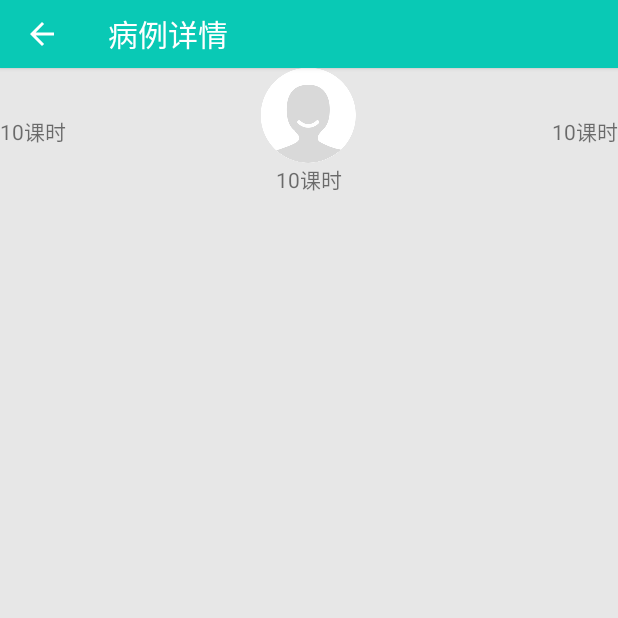
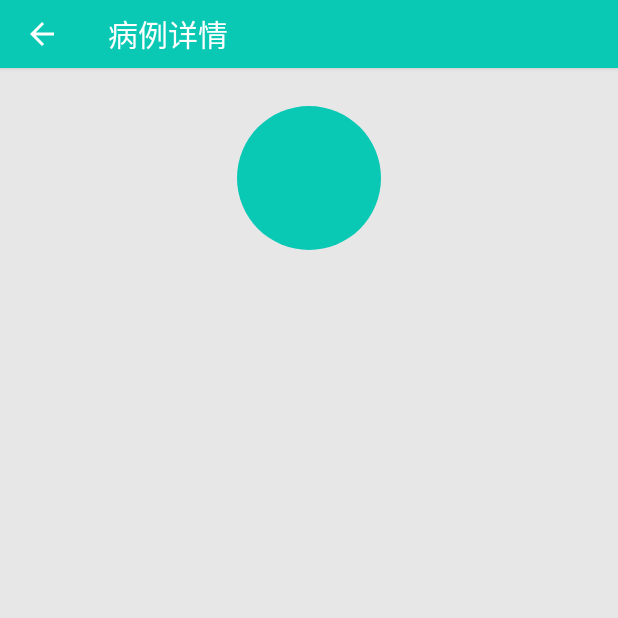
Before and after one commit to zhaozhonghua/mcsApp, an Android app: the CourseraActivity screen opened directly, with no data from a screen before it, on a phone screen of 412 x 824 dp, the top half of it. Run offline under Robolectric (Android 15) with nearby library versions, the phone set to English and light mode, and no system bars; our stand-ins replace Picasso; pictures from the network do not load.

Commit message:
fix 病例详情

```diff
--- a/app/src/main/java/com/hezy/live/ApiClient.java
+++ b/app/src/main/java/com/hezy/live/ApiClient.java
@@ -113,7 +113,7 @@ public class ApiClient {
         enqueue(request, responseCallback);
     }
 
-    public void encounters(int type, String token, Callback responseCallback){
+    public void encounters(int status, String token, Callback responseCallback){
         Log.d(tag, API_DOMAIN + "/encounter");
         Request request = get("http://" + API_DOMAIN + "/encounter", token);
         enqueue(request, responseCallback);
--- a/app/src/main/java/com/hezy/live/fragment/TabCourseraFragment.java
+++ b/app/src/main/java/com/hezy/live/fragment/TabCourseraFragment.java
@@ -47,6 +47,7 @@ public class TabCourseraFragment extends BaseFragment {
             @Override
             public void onItemClick(AdapterView<?> adapterView, View view, int i, long l) {
                 Encounter encounter = (Encounter) adapterView.getItemAtPosition(i);
+                Log.d("tag", encounter.registerCode);
                 startActivity(new Intent(getActivity(), CourseraActivity.class).putExtra("encounter", encounter));
             }
         });
--- a/app/src/main/res/layout/activity_coursera.xml
+++ b/app/src/main/res/layout/activity_coursera.xml
@@ -6,61 +6,77 @@
 
     <include layout="@layout/toolbar" />
 
-    <ScrollView
+    <LinearLayout
+        android:id="@+id/info_layout"
         android:layout_width="match_parent"
-        android:layout_height="wrap_content">
+        android:layout_height="wrap_content"
+        android:layout_gravity="center"
+        android:gravity="center"
+        android:orientation="vertical">
 
-        <LinearLayout
-            android:layout_width="match_parent"
-            android:layout_height="wrap_content"
-            android:layout_gravity="center_horizontal"
-            android:orientation="vertical">
+        <ImageView
+            android:id="@+id/avatar"
+            android:layout_width="96dp"
+            android:layout_height="96dp"
+            android:layout_marginTop="25dp"
+            android:background="@drawable/bg_avatar"
+            android:padding="1dp"
+            android:scaleType="centerCrop" />
+    </LinearLayout>
 
-            <LinearLayout
-                android:layout_width="match_parent"
-                android:layout_height="wrap_content"
-                android:orientation="horizontal">
+    <TextView
+        android:id="@+id/code"
+        android:layout_width="wrap_content"
+        android:layout_height="wrap_content"
+        android:layout_marginTop="35dp"
+        android:textSize="@dimen/w_sixteen"
+        android:gravity="left" />
 
-                <TextView
-                    android:id="@+id/coursera_count"
-                    android:layout_width="wrap_content"
-                    android:layout_height="wrap_content"
-                    android:layout_gravity="center_vertical"
-                    android:text="10课时" />
+    <TextView
+        android:id="@+id/remark"
+        android:layout_width="wrap_content"
+        android:layout_height="wrap_content"
+        android:layout_marginBottom="10dp"
+        android:layout_marginTop="12dp"
+        android:textSize="@dimen/w_sixteen"
+        android:gravity="left" />
 
-                <LinearLayout
-                    android:layout_width="0dp"
-                    android:layout_height="wrap_content"
-                    android:layout_gravity="center_vertical"
-                    android:layout_weight="1.0"
-                    android:gravity="center_horizontal"
-                    android:orientation="vertical">
+    <TextView
+        android:id="@+id/createTime"
+        android:layout_width="wrap_content"
+        android:layout_height="wrap_content"
+        android:textSize="@dimen/w_sixteen"
+        android:gravity="left"
+        android:layout_marginBottom="10dp"
+        android:layout_marginTop="12dp"
+        />
 
-                    <ImageView
-                        android:id="@+id/coursera_cover"
-                        android:layout_width="wrap_content"
-                        android:layout_height="wrap_content"
-                        android:src="@drawable/ic_avatar_default" />
+    <TextView
+        android:id="@+id/doctor"
+        android:layout_width="wrap_content"
+        android:layout_height="wrap_content"
+        android:textSize="@dimen/w_sixteen"
+        android:gravity="left"
+        android:layout_marginBottom="10dp"
+        android:layout_marginTop="12dp" />
 
-                    <TextView
-                        android:id="@+id/coursera_name"
-                        android:layout_width="wrap_content"
-                        android:layout_height="wrap_content"
-                        android:text="10课时" />
+    <TextView
+        android:id="@+id/desc"
+        android:layout_width="wrap_content"
+        android:layout_height="wrap_content"
+        android:textSize="@dimen/w_sixteen"
+        android:gravity="left"
+        android:layout_marginBottom="10dp"
+        android:layout_marginTop="12dp" />
 
-                </LinearLayout>
+    <TextView
+        android:id="@+id/updateTime"
+        android:layout_width="wrap_content"
+        android:layout_height="wrap_content"
+        android:textSize="@dimen/w_sixteen"
+        android:gravity="left"
+        android:layout_marginBottom="10dp"
+        android:layout_marginTop="12dp"
+        />
 
-                <TextView
-                    android:id="@+id/audience_count"
-                    android:layout_width="wrap_content"
-                    android:layout_height="wrap_content"
-                    android:layout_gravity="center_vertical"
-                    android:text="10课时" />
-            </LinearLayout>
-
-            <include layout="@layout/common_list_view" />
-
-        </LinearLayout>
-
-    </ScrollView>
 </LinearLayout>
```
Also changed, not shown: app/src/main/java/com/hezy/live/activity/CourseraActivity.java (+33 -10 lines), app/src/main/java/com/hezy/live/entity/Encounter.java (+5 -2 lines), 2 other files.
